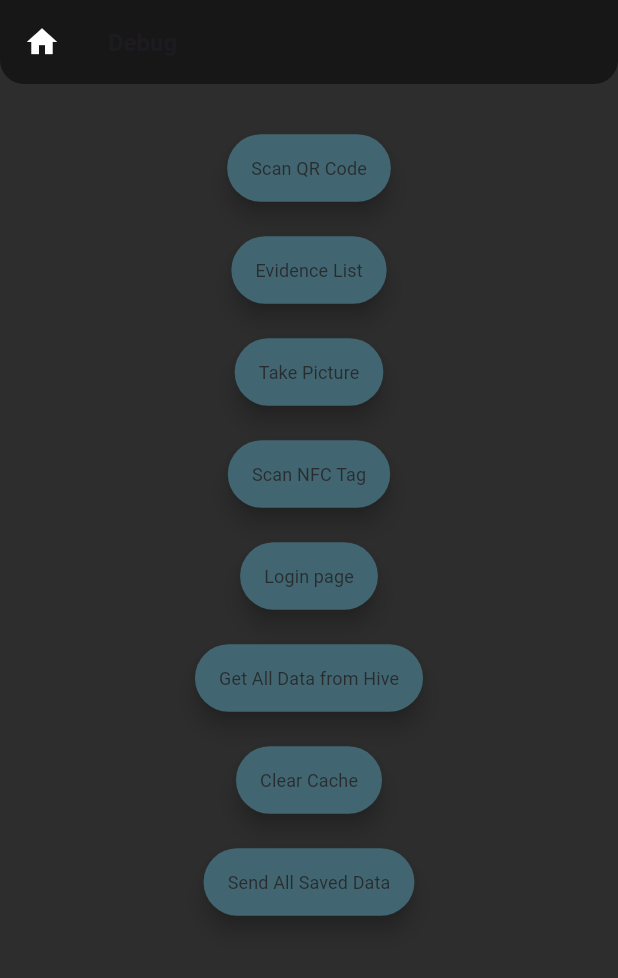
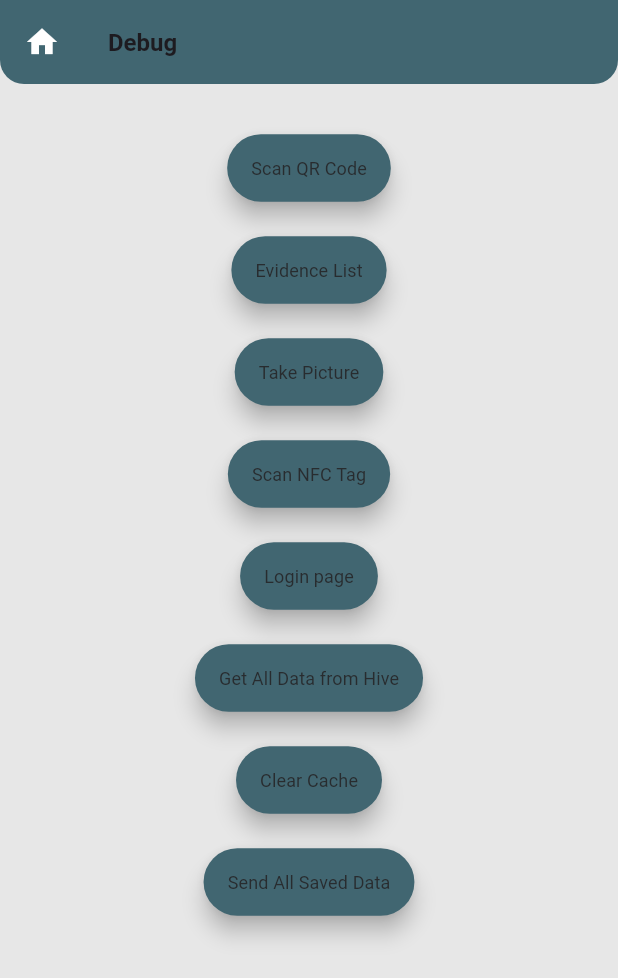
Before and after one commit to valivia/Chain-of-custody, a Flutter app: the DebugPage screen opened directly, on a phone screen of 412 x 824 dp. Shown: the top 978 px of the screen. Run offline on Flutter 3.47's test engine with Material 3 defaults, Android fonts, the phone set to English and light mode, and no system bars; our stand-ins replace camera, flutter_map, flutter_secure_storage, geolocator, get_it, hive and 3 more; missing offline and left inert: mobile_scanner, nfc_manager; accounts and stored records are empty.

Commit message:
in debug was code that hold back the styling, code out commeted

```diff
--- a/app/lib/pages/debug.dart
+++ b/app/lib/pages/debug.dart
@@ -5,6 +5,7 @@ import 'package:coc/pages/nfc.dart';
 import 'package:coc/pages/login.dart';
 import 'package:coc/components/local_store.dart';
 import 'package:coc/pages/evidence_list.dart';
+// import 'package:coc/Themes/theme.dart';
 import 'dart:math';
 
 class DebugPage extends StatelessWidget {
@@ -13,9 +14,9 @@ class DebugPage extends StatelessWidget {
   @override
   Widget build(BuildContext context) {
     return Scaffold(
-      backgroundColor: const Color.fromRGBO(45, 45, 45, 1),
+      //backgroundColor: const Color.fromRGBO(45, 45, 45, 1),
       appBar: AppBar(
-        backgroundColor: const Color.fromRGBO(23, 23, 23, 1),
+        //backgroundColor: const Color.fromRGBO(23, 23, 23, 1),
         leading: const Icon(Icons.home, color: Colors.white),
         title: const Text('Debug'),
       ),
```
